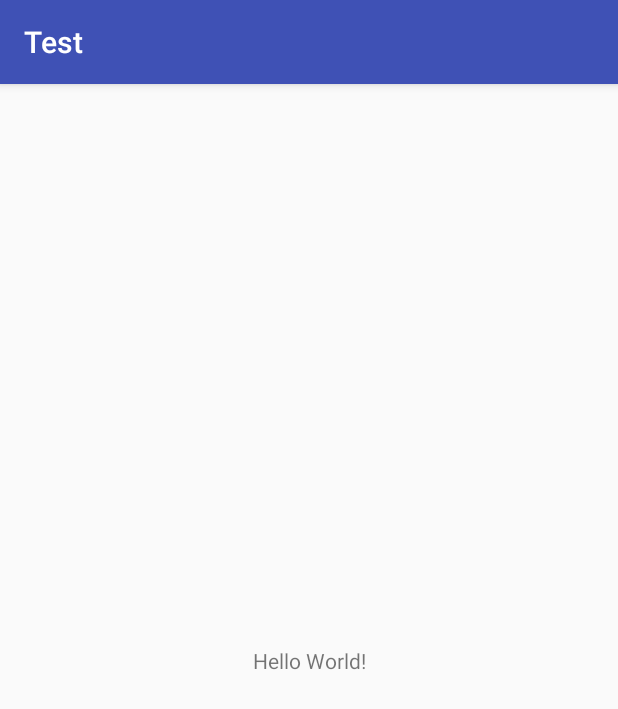
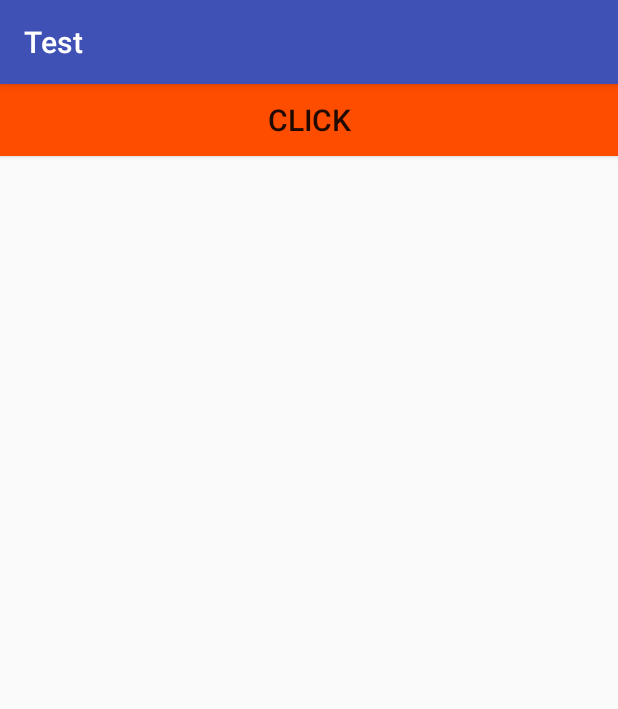
Before and after one commit to LeeYongjoo/Test, an Android app: the screen it shows after launch (MainActivity), on a phone screen of 412 x 824 dp. Shown: the top 709 px of the screen. Run offline under Robolectric (Android 15) with nearby library versions, the phone set to English and light mode, and no system bars.

Commit message:
add button

```diff
--- a/app/src/main/res/layout/activity_main.xml
+++ b/app/src/main/res/layout/activity_main.xml
@@ -1,18 +1,17 @@
 <?xml version="1.0" encoding="utf-8"?>
-<android.support.constraint.ConstraintLayout xmlns:android="http://schemas.android.com/apk/res/android"
+<LinearLayout xmlns:android="http://schemas.android.com/apk/res/android"
     xmlns:app="http://schemas.android.com/apk/res-auto"
     xmlns:tools="http://schemas.android.com/tools"
     android:layout_width="match_parent"
     android:layout_height="match_parent"
     tools:context="com.example.jeemee.test.MainActivity">
 
-    <TextView
-        android:layout_width="wrap_content"
+    <Button
+        android:id="@+id/btn"
+        android:layout_width="match_parent"
         android:layout_height="wrap_content"
-        android:text="Hello World!"
-        app:layout_constraintBottom_toBottomOf="parent"
-        app:layout_constraintLeft_toLeftOf="parent"
-        app:layout_constraintRight_toRightOf="parent"
-        app:layout_constraintTop_toTopOf="parent" />
+        android:text="Click"
+        android:textSize="20dp"
+        android:background="#ff4d00"/>
 
-</android.support.constraint.ConstraintLayout>
+</LinearLayout>
```
